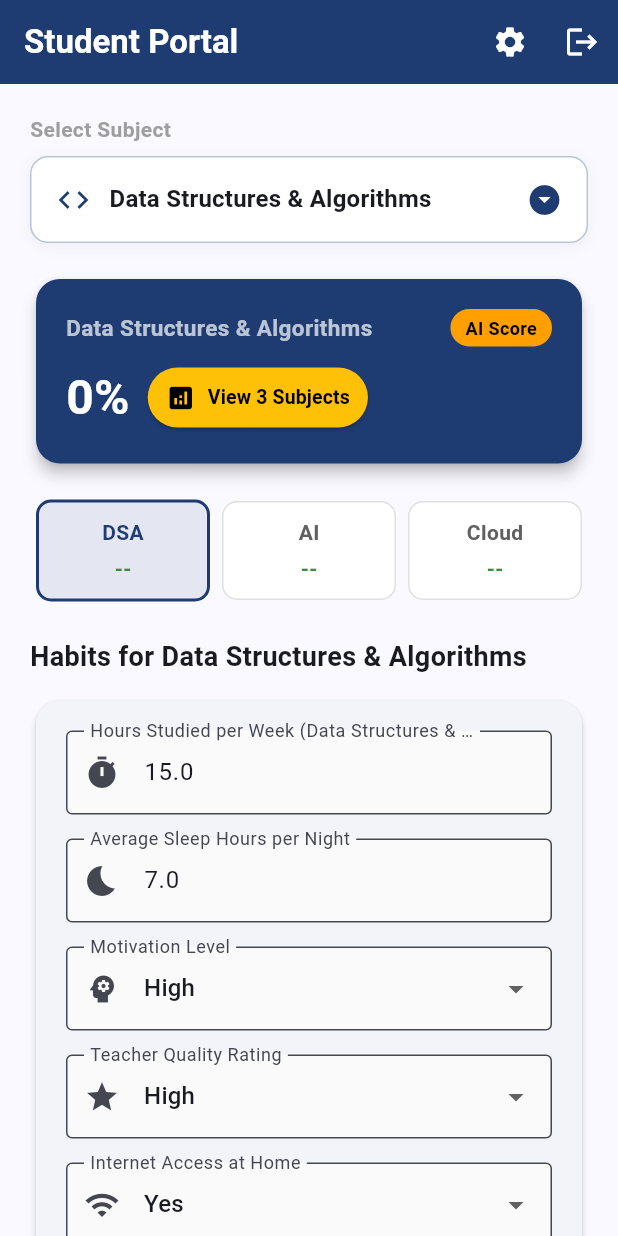
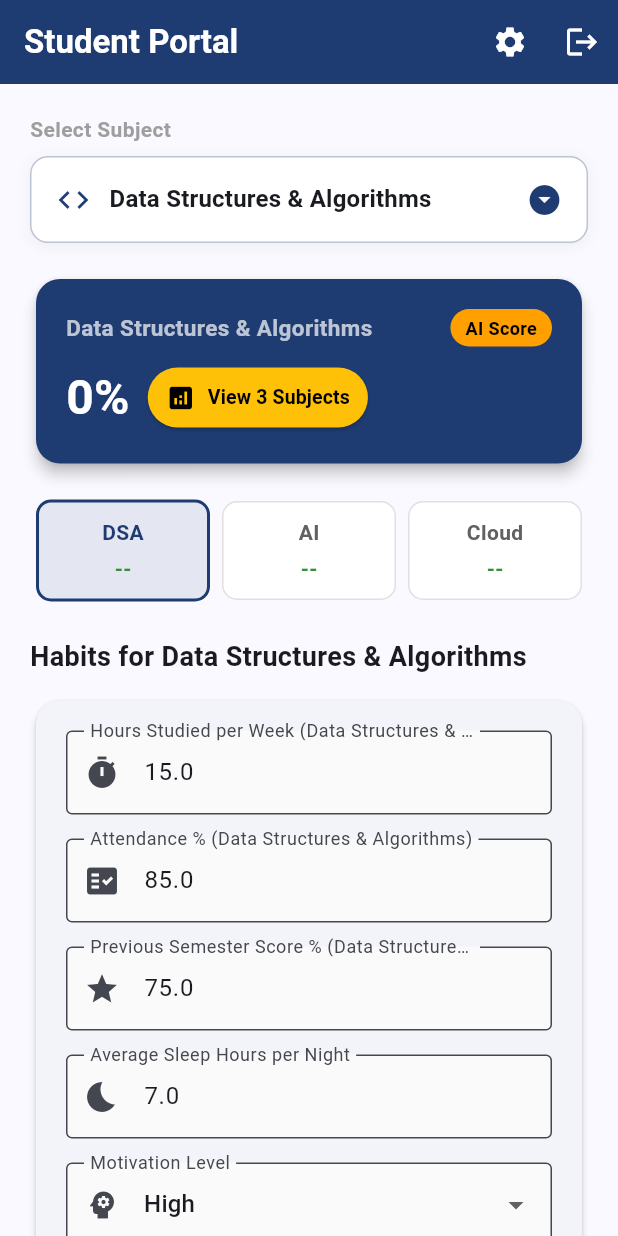
Before and after one commit to Akhi1Babu/Edu-Predict-AI, a Flutter app: the screen it shows once a user with an empty profile is signed in, on a phone screen of 412 x 824 dp. Run offline on Flutter 3.47's test engine with Material 3 defaults, Android fonts, the phone set to English and light mode, and no system bars; our stand-ins replace cloud_firestore, firebase_auth, firebase_core; accounts and stored records are empty.

Commit message:
Add Attendance and Previous Score inputs to Student Portal

```diff
--- a/flutter/edupredict_app/lib/screens/student_home_screen.dart
+++ b/flutter/edupredict_app/lib/screens/student_home_screen.dart
@@ -31,6 +31,8 @@ class _StudentHomeScreenState extends State<StudentHomeScreen> {
 
   double _hoursStudied = 15;
   double _sleepHours = 7;
+  double _attendance = 85;
+  double _previousScore = 75;
   int _motivationLevel = 2; // 0=Low, 1=Med, 2=High
   int _extracurriculars = 1; // 0=No, 1=Yes
   int _internetAccess = 1;
@@ -68,6 +70,8 @@ class _StudentHomeScreenState extends State<StudentHomeScreen> {
       setState(() {
         _hoursStudied = (subjInputs['Hours_Studied'] ?? 15.0).toDouble();
         _sleepHours = (subjInputs['Sleep_Hours'] ?? 7.0).toDouble();
+        _attendance = (subjInputs['Attendance'] ?? 85.0).toDouble();
+        _previousScore = (subjInputs['Previous_Scores_Semester_Wise'] ?? 75.0).toDouble();
         _motivationLevel = subjInputs['Motivation_Level'] ?? 2;
         _teacherQuality = subjInputs['Teacher_Quality'] ?? 2;
         _internetAccess = subjInputs['Internet_Access'] ?? 1;
@@ -88,6 +92,9 @@ class _StudentHomeScreenState extends State<StudentHomeScreen> {
       final studentInputs = {
         'Hours_Studied': _hoursStudied,
         'Sleep_Hours': _sleepHours,
+        'Attendance': _attendance,
+        'Previous_Scores_Semester_Wise': _previousScore,
+        'Previous_Scores': _previousScore,
         'Motivation_Level': _motivationLevel,
         'Extracurricular_Activities': _extracurriculars,
         'Internet_Access': _internetAccess,
@@ -383,7 +390,7 @@ class _StudentHomeScreenState extends State<StudentHomeScreen> {
                             key: _formKey,
                             child: Column(
                               children: [
-                                TextFormField(
+                                 TextFormField(
                                   key: ValueKey('hours_$_selectedSubject'),
                                   initialValue: _hoursStudied.toString(),
                                   decoration: InputDecoration(
@@ -394,6 +401,32 @@ class _StudentHomeScreenState extends State<StudentHomeScreen> {
                                   keyboardType: TextInputType.number,
                                   validator: (val) => val == null || double.tryParse(val) == null ? 'Enter valid hours' : null,
                                   onSaved: (val) => _hoursStudied = double.parse(val!),
+                                ),
+                                const SizedBox(height: 16),
+                                TextFormField(
+                                  key: ValueKey('att_$_selectedSubject'),
+                                  initialValue: _attendance.toString(),
+                                  decoration: InputDecoration(
+                                    labelText: 'Attendance % ($_selectedSubject)',
+                                    prefixIcon: const Icon(Icons.fact_check),
+                                    border: const OutlineInputBorder(),
+                                  ),
+                                  keyboardType: TextInputType.number,
+                                  validator: (val) => val == null || double.tryParse(val) == null ? 'Enter valid percentage' : null,
+                                  onSaved: (val) => _attendance = double.parse(val!),
+                                ),
+                                const SizedBox(height: 16),
+                                TextFormField(
+                                  key: ValueKey('prev_$_selectedSubject'),
+                                  initialValue: _previousScore.toString(),
+                                  decoration: InputDecoration(
+                                    labelText: 'Previous Semester Score % ($_selectedSubject)',
+                                    prefixIcon: const Icon(Icons.grade),
+                                    border: const OutlineInputBorder(),
+                                  ),
+                                  keyboardType: TextInputType.number,
+                                  validator: (val) => val == null || double.tryParse(val) == null ? 'Enter valid score' : null,
+                                  onSaved: (val) => _previousScore = double.parse(val!),
                                 ),
                                 const SizedBox(height: 16),
                                 TextFormField(
```
